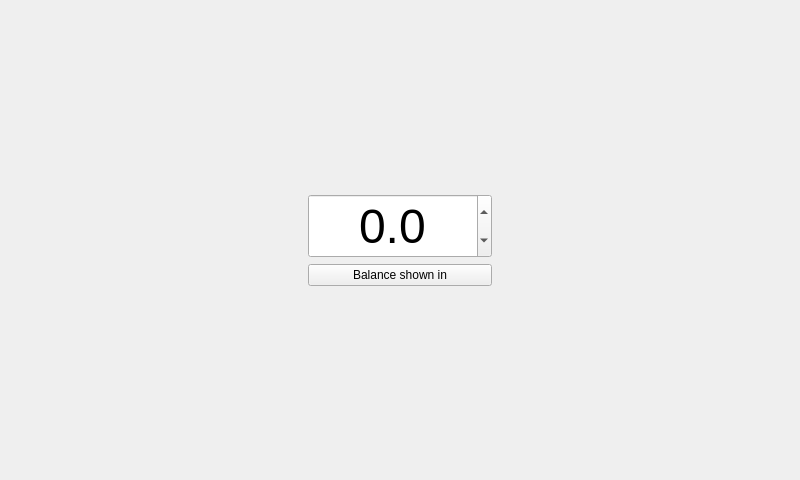
The window that src/balancewindow.ui (baleboy/flexo) describes before a commit, drawn with Qt 5.
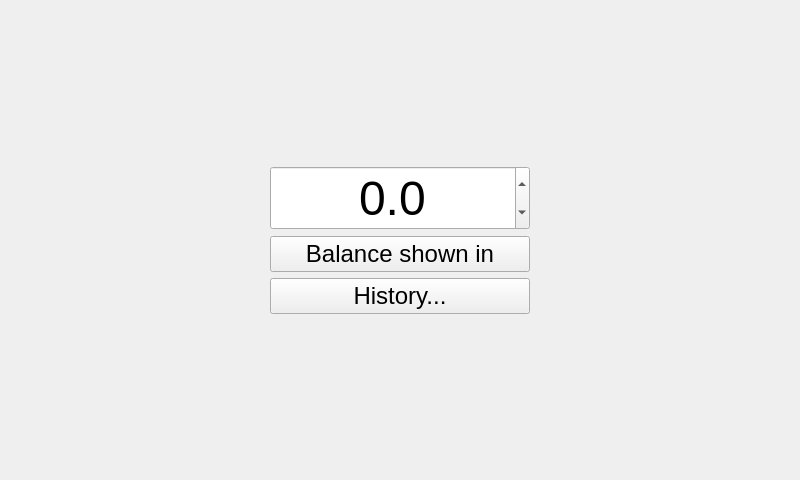
The same window after the commit. Custom widgets are drawn as their Qt base class.

Commit message: more history related changes

What changed in the file:
```diff
--- a/src/balancewindow.ui
+++ b/src/balancewindow.ui
@@ -27,7 +27,7 @@
      </property>
     </spacer>
    </item>
-   <item row="3" column="1">
+   <item row="4" column="1">
     <spacer name="verticalSpacer">
      <property name="orientation">
       <enum>Qt::Vertical</enum>
@@ -89,11 +89,36 @@
    </item>
    <item row="2" column="1">
     <widget class="QMaemo5ValueButton" name="balanceUnitButton">
+     <property name="sizePolicy">
+      <sizepolicy hsizetype="Expanding" vsizetype="Fixed">
+       <horstretch>0</horstretch>
+       <verstretch>0</verstretch>
+      </sizepolicy>
+     </property>
+     <property name="font">
+      <font>
+       <family>Arial</family>
+       <pointsize>18</pointsize>
+      </font>
+     </property>
      <property name="text">
       <string>Balance shown in</string>
      </property>
     </widget>
    </item>
+   <item row="3" column="1">
+    <widget class="QPushButton" name="historyButton">
+     <property name="font">
+      <font>
+       <family>Arial</family>
+       <pointsize>18</pointsize>
+      </font>
+     </property>
+     <property name="text">
+      <string>History...</string>
+     </property>
+    </widget>
+   </item>
   </layout>
  </widget>
  <customwidgets>
```
The commit also changes 5 other files.
